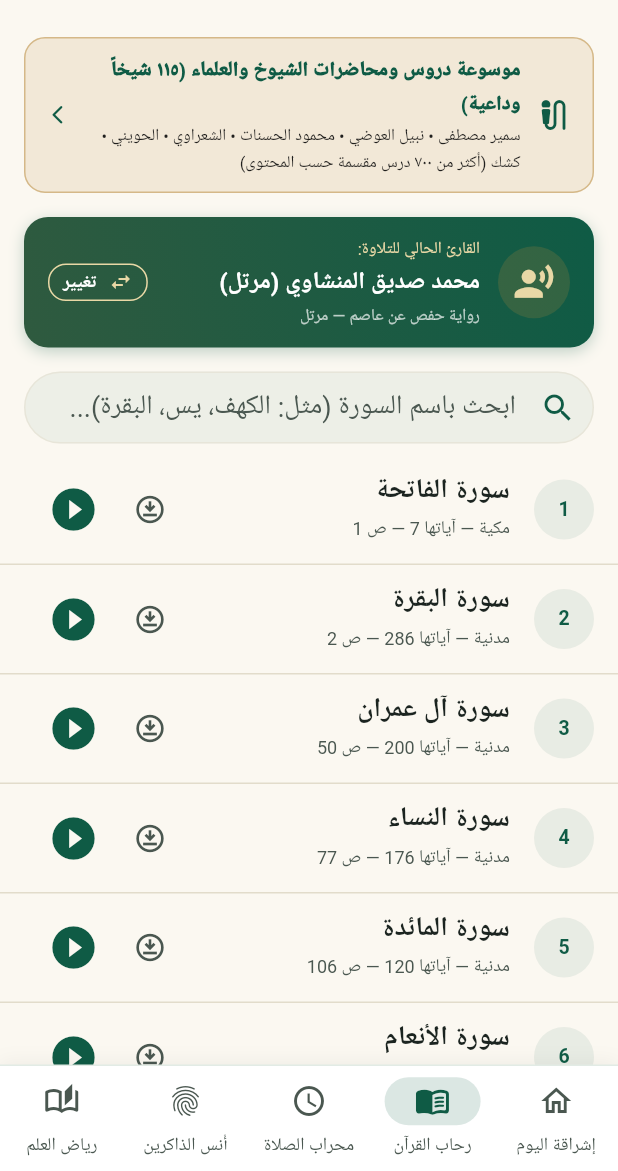
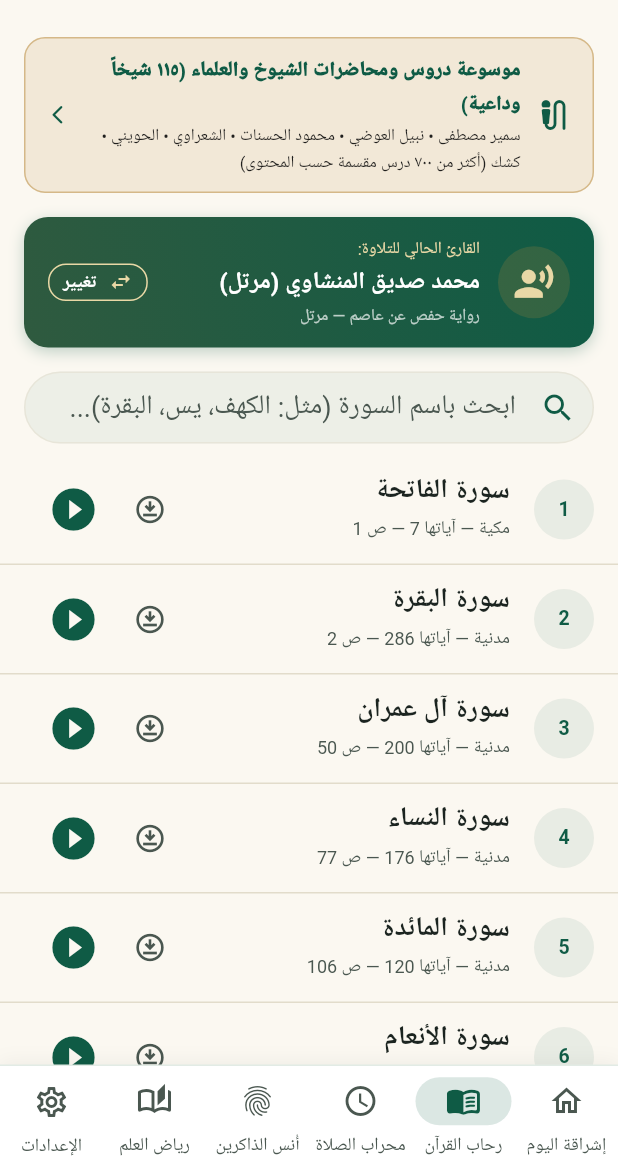
Before and after one commit to ahmdnmrahmednamer-pixel/almomin-., a Flutter app: the AudioScreen screen opened by its route, on a phone screen of 412 x 824 dp, the part 65-1236 px from its top. Run offline on Flutter 3.47's test engine with Material 3 defaults, Android fonts, the phone set to English and light mode, and no system bars; our stand-ins replace dio, flutter_local_notifications, flutter_riverpod, flutter_timezone, geolocator, go_router and 6 more; missing offline and left inert: adhan_dart; accounts and stored records are empty; Roboto replaces fonts that are missing (IBMPlexSansArabic); statements that could not run were skipped.

Commit message:
feat(navigation): integrate Settings as 6th dedicated destination in NavigationBar with persistent visibility

```diff
--- a/app/lib/app/router.dart
+++ b/app/lib/app/router.dart
@@ -152,6 +152,11 @@ class _MainScaffoldState extends State<MainScaffold> {
         location.startsWith('/daawah-studio')) {
       return 4;
     }
+    if (location.startsWith('/settings') ||
+        location.startsWith('/backup') ||
+        location.startsWith('/support')) {
+      return 5;
+    }
     return 0;
   }
 
@@ -172,16 +177,14 @@ class _MainScaffoldState extends State<MainScaffold> {
       case 4:
         context.go('/library');
         break;
+      case 5:
+        context.go('/settings');
+        break;
     }
   }
 
   @override
   Widget build(BuildContext context) {
-    final location = _safeLocation(context);
-    final isSettingsOrSub = location.startsWith('/settings') ||
-        location.startsWith('/backup') ||
-        location.startsWith('/support');
-
     final selectedIndex = _calculateSelectedIndex(context);
     final theme = Theme.of(context);
     final isDark = theme.brightness == Brightness.dark;
@@ -191,14 +194,7 @@ class _MainScaffoldState extends State<MainScaffold> {
       builder: (context, _) {
         return Scaffold(
           body: widget.child,
-          bottomNavigationBar: isSettingsOrSub
-              ? const Column(
-                  mainAxisSize: MainAxisSize.min,
-                  children: [
-                    GlobalMiniPlayerBar(),
-                  ],
-                )
-              : Column(
+          bottomNavigationBar: Column(
             mainAxisSize: MainAxisSize.min,
             children: [
               const GlobalMiniPlayerBar(),
@@ -272,6 +268,13 @@ class _MainScaffoldState extends State<MainScaffold> {
                             color: AppColors.primaryGreen),
                         label: context.tr('nav_library'),
                         tooltip: context.tr('tooltip_library'),
+                      ),
+                      NavigationDestination(
+                        icon: const Icon(Icons.settings_outlined),
+                        selectedIcon: const Icon(Icons.settings_rounded,
+                            color: AppColors.primaryGreen),
+                        label: context.tr('nav_settings'),
+                        tooltip: context.tr('tooltip_settings'),
                       ),
                     ],
                   ),
--- a/app/lib/core/localization/app_localizations.dart
+++ b/app/lib/core/localization/app_localizations.dart
@@ -181,12 +181,13 @@ class AppLocalizations {
       'nav_prayer': 'محراب الصلاة',
       'nav_adhkar': 'أُنس الذاكرين',
       'nav_library': 'رياض العلم',
-      'nav_settings': 'تهيئة الخشوع',
+      'nav_settings': 'الإعدادات',
       'tooltip_home': 'إشراقة اليوم وزاد المؤمن',
       'tooltip_quran': 'رحاب المصحف والتلاوات والتدبر',
       'tooltip_prayer': 'محراب المواقيت والنداء والقبلة',
       'tooltip_adhkar': 'أنس الذاكرين والمسبحة والرقية',
       'tooltip_library': 'رياض العلم والهدي النبوي',
+      'tooltip_settings': 'تهيئة الخشوع وإعدادات التطبيق',
       'home_station_mihrab': 'نداء المحراب ومواقيت النور',
       'home_station_mihrab_sub': 'الصلاة القادمة وعهد المحافظة',
       'home_station_quran': 'وردك من كتاب الله',
@@ -354,12 +355,13 @@ class AppLocalizations {
       'nav_prayer': 'Mihrab',
       'nav_adhkar': 'Remembrance',
       'nav_library': 'Wisdom',
-      'nav_settings': 'Preferences',
+      'nav_settings': 'Settings',
       'tooltip_home': 'Daily Serenity & Spiritual Pulse',
       'tooltip_quran': 'Sanctuary of the Noble Quran & Tafsir',
       'tooltip_prayer': 'Prayer Mihrab, Adhan & Qibla',
       'tooltip_adhkar': 'Remembrance, Tasbih & Heart Healing',
       'tooltip_library': 'Gardens of Prophetic Wisdom & Knowledge',
+      'tooltip_settings': 'App Settings & Worship Customization',
       'home_station_mihrab': 'Call of the Mihrab & Times of Light',
       'home_station_mihrab_sub': 'Upcoming Prayer & Daily Covenant',
       'home_station_quran': 'Your Portion from the Book of Allah',
@@ -527,12 +529,13 @@ class AppLocalizations {
       'nav_prayer': 'Mihrab',
       'nav_adhkar': 'Invocations',
       'nav_library': 'Sagesse',
-      'nav_settings': 'Sérénité',
+      'nav_settings': 'Paramètres',
       'tooltip_home': 'Sérénité du jour et provision du croyant',
       'tooltip_quran': 'Sanctuaire du Noble Coran et Tafsir',
       'tooltip_prayer': 'Mihrab des prières, Adhan et Qibla',
       'tooltip_adhkar': 'Souvenir d’Allah, Tasbih et Ruqyah',
       'tooltip_library': 'Jardins de la sagesse et du savoir',
+      'tooltip_settings': 'Paramètres et personnalisation',
       'home_station_mihrab': 'Appel du Mihrab & Heures de Lumière',
       'home_station_mihrab_sub': 'Prochaine prière et pacte d\'assiduité',
       'home_station_quran': 'Votre Part du Livre d\'Allah',
@@ -700,12 +703,13 @@ class AppLocalizations {
       'nav_prayer': 'Namazگâh',
       'nav_adhkar': 'Zikir & Ünsiyet',
       'nav_library': 'İlim Bahçesi',
-      'nav_settings': 'Huzur Ayarları',
+      'nav_settings': 'Ayarlar',
       'tooltip_home': 'Günün Huzuru ve Mümin Azığı',
       'tooltip_quran': 'Kur’an-ı Kerim, Tilavet ve Tefsir İklimi',
       'tooltip_prayer': 'Namaz Vakitleri, Ezan ve Kıble Mihrabı',
       'tooltip_adhkar': 'Zikir, Tesbih ve Şifa الواحة',
       'tooltip_library': 'İlim Bahçeleri ve Nebevi Miras',
+      'tooltip_settings': 'Ayarlar ve Huzur Yapılandırması',
       'home_station_mihrab': 'Mihrabın Çağrısı ve Nur Vakitleri',
       'home_station_mihrab_sub': 'Sıradaki namaz ve devamlılık ahdi',
       'home_station_quran': 'Allah\'ın Kitabından Günlük Nasibin',
@@ -873,12 +877,13 @@ class AppLocalizations {
       'nav_prayer': 'محرابِ نماز',
       'nav_adhkar': 'انسِ ذاکرین',
       'nav_library': 'ریاضِ علم',
-      'nav_settings': 'سکینت و ترتیبات',
+      'nav_settings': 'ترتیبات',
       'tooltip_home': 'آج کا نور اور مومن کا زادِ راہ',
       'tooltip_quran': 'قرآنِ کریم، تلاوت اور تدبر کی محفل',
       'tooltip_prayer': 'نماز کے اوقات، اذان اور قبلہ محراب',
       'tooltip_adhkar': 'اذکار، تسبیح اور روحانی شفا',
       'tooltip_library': 'علم و حکمت اور سنتِ نبوی کے باغات',
+      'tooltip_settings': 'ایپ کی ترتیبات اور سکینت',
       'home_station_mihrab': 'ندائے محراب اور اوقاتِ نور',
       'home_station_mihrab_sub': 'آنے والی نماز اور عہدِ پابندی',
       'home_station_quran': 'کتابِ الٰہی سے آپ کا روزمرہ ورد',
@@ -1046,12 +1051,13 @@ class AppLocalizations {
       'nav_prayer': 'Mihrab Shalat',
       'nav_adhkar': 'Taman Dzikir',
       'nav_library': 'Taman Ilmu',
-      'nav_settings': 'Ketenangan',
+      'nav_settings': 'Pengaturan',
       'tooltip_home': 'Ketenangan Hari Ini & Bekal Mukmin',
       'tooltip_quran': 'Naungan Al-Quran, Tilawah & Tadabbur',
       'tooltip_prayer': 'Mihrab Waktu Shalat, Adzan & Kiblat',
       'tooltip_adhkar': 'Taman Dzikir, Tasbih & Ruqyah',
       'tooltip_library': 'Taman Ilmu & Warisan Nabawi',
+      'tooltip_settings': 'Pengaturan Aplikasi & Personalisasi',
       'home_station_mihrab': 'Panggilan Mihrab & Waktu Cahaya',
       'home_station_mihrab_sub': 'Shalat berikutnya dan janji ketekunan',
       'home_station_quran': 'Wirid Anda dari Kitabullah',
```
Also changed, not shown: 1 other file. Lines whose indentation alone changed are shown as unchanged.
